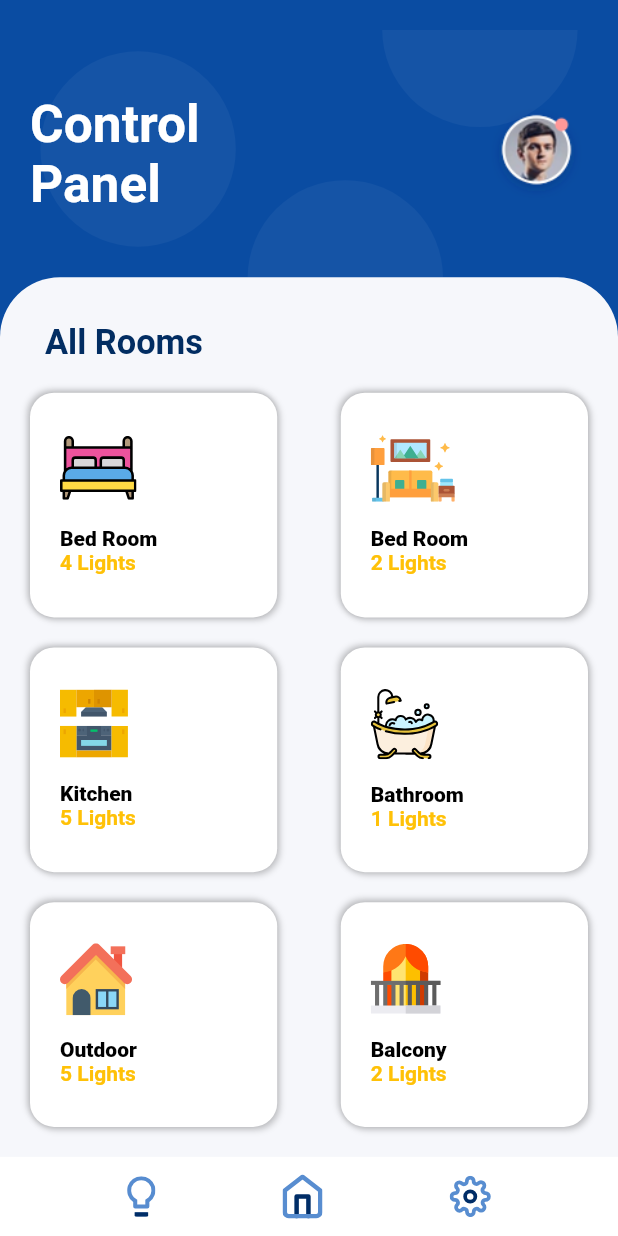
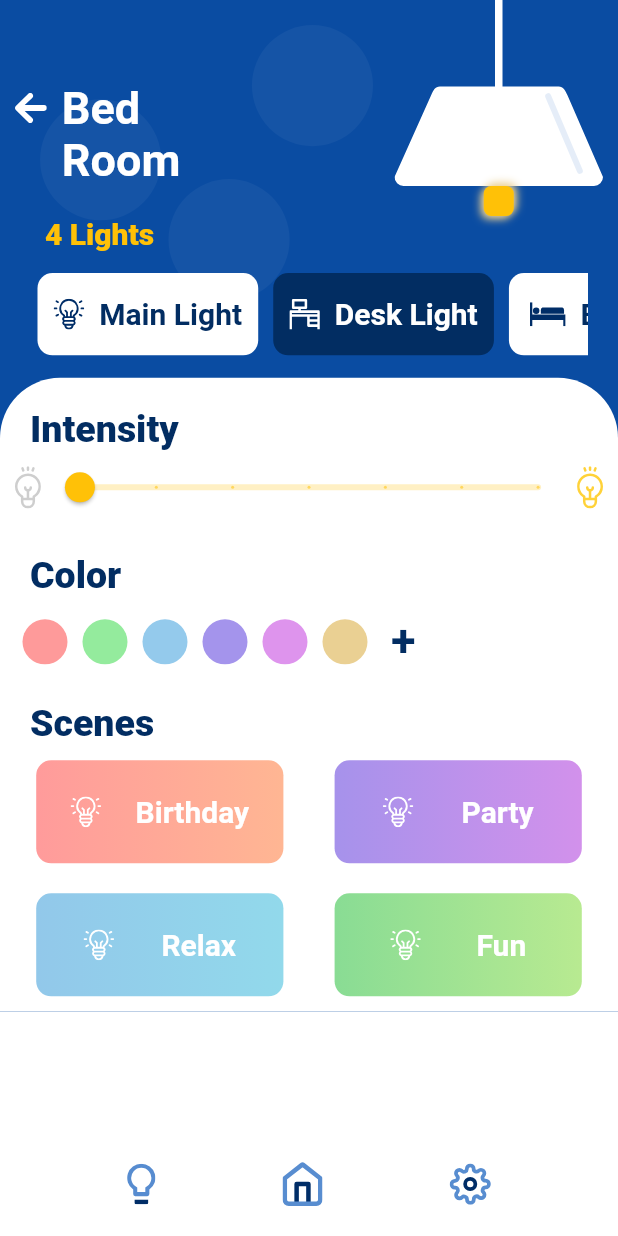
Before and after one commit to AdityaMotale/smart_light, a Flutter app: the screen it shows after launch, on a phone screen of 412 x 824 dp. Run offline on Flutter 3.47's test engine with Material 2 defaults, Android fonts, the phone set to English and light mode, and no system bars; our stand-ins replace flutter_svg, get.

Commit message:
lights page

```diff
--- a/lib/main.dart
+++ b/lib/main.dart
@@ -1,6 +1,6 @@
 import 'package:flutter/material.dart';
 import 'package:get/get.dart';
-import 'package:smart_light/views/homePage.dart';
+import 'package:smart_light/views/lightsPage.dart';
 
 void main() {
   runApp(MyApp());
@@ -13,7 +13,10 @@ class MyApp extends StatelessWidget {
     return GetMaterialApp(
       title: 'Smart Light',
       debugShowCheckedModeBanner: false,
-      home: HomePage(),
+      theme: ThemeData(
+        primarySwatch: Colors.amber,
+      ),
+      home: LightsPage(),
     );
   }
 }
--- /dev/null
+++ b/lib/views/lightsPage.dart
@@ -0,0 +1,333 @@
+import 'package:flutter/material.dart';
+import 'package:flutter_svg/svg.dart';
+import 'package:get/get.dart';
+import 'package:smart_light/views/widgets/colorPallete.dart';
+import 'package:smart_light/views/widgets/lightSwitches.dart';
+import 'package:smart_light/views/widgets/scenesCard.dart';
+
+class LightsPage extends StatefulWidget {
+  @override
+  _LightsPageState createState() => _LightsPageState();
+}
+
+class _LightsPageState extends State<LightsPage> {
+  double intensity = 0;
+  Color color = Color(0xffead093);
+  @override
+  Widget build(BuildContext context) {
+    return Scaffold(
+      backgroundColor: Color(0xFF0A4CA2),
+      body: Container(
+        child: Column(
+          mainAxisAlignment: MainAxisAlignment.start,
+          children: [
+            Container(
+              padding: const EdgeInsets.only(left: 10, right: 10),
+              child: Stack(
+                children: [
+                  Column(
+                    children: [
+                      Row(
+                        mainAxisAlignment: MainAxisAlignment.spaceBetween,
+                        children: [
+                          Row(
+                            children: [
+                              SvgPicture.asset(
+                                'assets/ionic-md-arrow-round-back.svg',
+                                height: 20,
+                              ),
+                              SizedBox(
+                                width: 10,
+                              ),
+                              Text(
+                                "\nBed\nRoom",
+                                style: TextStyle(
+                                    color: Colors.white,
+                                    fontWeight: FontWeight.w700,
+                                    fontSize: 30),
+                              )
+                            ],
+                          ),
+                          Column(
+                            mainAxisAlignment: MainAxisAlignment.start,
+                            children: [
+                              SvgPicture.asset(
+                                'assets/Group 38.svg',
+                              ),
+                              Container(
+                                height: 20,
+                                width: 20,
+                                decoration: BoxDecoration(
+                                    color: Colors.amber,
+                                    borderRadius: BorderRadius.circular(5),
+                                    boxShadow: [
+                                      BoxShadow(
+                                        color: color,
+                                        blurRadius: 4,
+                                        offset: Offset(-2, 2),
+                                      ),
+                                      BoxShadow(
+                                        color: color,
+                                        blurRadius: 4,
+                                        offset: Offset(2, -2),
+                                      ),
+                                    ]),
+                              )
+                            ],
+                          ),
+                        ],
+                      ),
+                      Container(
+                        padding: EdgeInsets.only(left: 20),
+                        alignment: Alignment.centerLeft,
+                        child: Text(
+                          "4 Lights",
+                          style: TextStyle(
+                            color: Colors.amber,
+                            fontWeight: FontWeight.w800,
+                            fontSize: 20,
+                          ),
+                        ),
+                      ),
+                      Container(
+                        padding: const EdgeInsets.all(5),
+                        margin: const EdgeInsets.all(5),
+                        height: Get.height / 11,
+                        child: ListView(
+                          scrollDirection: Axis.horizontal,
+                          children: [
+                            LightSwitches(
+                              img: 'assets/surface1.svg',
+                              textColor: Color(0xFF022D62),
+                              color: Colors.white,
+                              switchName: 'Main Light',
+                            ),
+                            LightSwitches(
+                              img: 'assets/furniture-and-household.svg',
+                              textColor: Colors.white,
+                              color: Color(0xFF022D62),
+                              switchName: 'Desk Light',
+                            ),
+                            LightSwitches(
+                              img: 'assets/bed (1).svg',
+                              textColor: Color(0xFF022D62),
+                              color: Colors.white,
+                              switchName: 'Bed Light',
+                            ),
+                          ],
+                        ),
+                      ),
+                    ],
+                  ),
+                  SvgPicture.asset(
+                    'assets/Circles.svg',
+                    height: Get.height / 3.8,
+                    fit: BoxFit.fitWidth,
+                  )
+                ],
+              ),
+            ),
+            Container(
+              decoration: BoxDecoration(
+                color: Colors.white,
+                borderRadius: BorderRadius.only(
+                  topLeft: Radius.circular(40),
+                  topRight: Radius.circular(40),
+                ),
+              ),
+              child: Column(
+                children: [
+                  Container(
+                    padding: const EdgeInsets.only(left: 20, top: 20),
+                    alignment: Alignment.centerLeft,
+                    child: Text(
+                      "Intensity",
+                      style: TextStyle(
+                        color: Color(0xFF022D62),
+                        fontSize: 25,
+                        fontWeight: FontWeight.w800,
+                      ),
+                    ),
+                  ),
+                  Container(
+                    padding: const EdgeInsets.only(
+                      left: 10,
+                      right: 10,
+                    ),
+                    child: Row(
+                      mainAxisAlignment: MainAxisAlignment.spaceEvenly,
+                      children: [
+                        SvgPicture.asset('assets/solution1.svg'),
+                        Expanded(
+                          child: Slider(
+                            value: intensity,
+                            onChanged: (newIntensity) {
+                              setState(() {
+                                intensity = newIntensity;
+                              });
+                            },
+                            divisions: 6,
+                          ),
+                        ),
+                        SvgPicture.asset('assets/solution.svg'),
+                      ],
+                    ),
+                  ),
+                  Container(
+                    padding: const EdgeInsets.only(left: 20, top: 20),
+                    alignment: Alignment.centerLeft,
+                    child: Text(
+                      "Color",
+                      style: TextStyle(
+                        color: Color(0xFF022D62),
+                        fontSize: 25,
+                        fontWeight: FontWeight.w800,
+                      ),
+                    ),
+                  ),
+                  Container(
+                    padding: EdgeInsets.only(left: 10, top: 10),
+                    child: Row(
+                      mainAxisAlignment: MainAxisAlignment.start,
+                      children: [
+                        ColorCircle(
+                          child: Text(""),
+                          color: Color(0xFFFE9A9A),
+                          onTap: () {
+                            setState(() {
+                              color = Color(0xFFFE9A9A);
+                            });
+                          },
+                        ),
+                        ColorCircle(
+                          child: Text(""),
+                          color: Color(0xFF94EB9D),
+                          onTap: () {
+                            setState(() {
+                              color = Color(0xFF94EB9D);
+                            });
+                          },
+                        ),
+                        ColorCircle(
+                          child: Text(""),
+                          color: Color(0xFF94CAEC),
+                          onTap: () {
+                            setState(() {
+                              color = Color(0xFF94CAEC);
+                            });
+                          },
+                        ),
+                        ColorCircle(
+                          child: Text(""),
+                          color: Color(0xFFA494EC),
+                          onTap: () {
+                            setState(() {
+                              color = Color(0xFFA494EC);
+                            });
+                          },
+                        ),
+                        ColorCircle(
+                          child: Text(""),
+                          color: Color(0xFFDE94ED),
+                          onTap: () {
+                            setState(() {
+                              color = Color(0xFFDE94ED);
+                            });
+                          },
+                        ),
+                        ColorCircle(
+                          child: Text(""),
+                          color: Color(0xFFEAD093),
+                          onTap: () {
+                            setState(() {
+                              color = Color(0xFFEAD093);
+                            });
+                          },
+                        ),
+                        ColorCircle(
+                          child: SvgPicture.asset(
+                            'assets/+.svg',
+                            color: Color(0xFF022D62),
+                          ),
+                          color: Colors.white,
+                          onTap: () {},
+                        ),
+                      ],
+                    ),
+                  ),
+                  Container(
+                    padding: const EdgeInsets.only(left: 20, top: 20),
+                    alignment: Alignment.centerLeft,
+                    child: Text(
+                      "Scenes",
+                      style: TextStyle(
+                        color: Color(0xFF022D62),
+                        fontSize: 25,
+                        fontWeight: FontWeight.w800,
+                      ),
+                    ),
+                  ),
+                  Column(
+                    children: [
+                      Row(
+                        mainAxisAlignment: MainAxisAlignment.spaceEvenly,
+                        children: [
+                          ScenesCard(
+                            sceneName: 'Birthday',
+                            initColor: Color(0xffff9b9b),
+                            finalColor: Color(0xffffb693),
+                          ),
+                          ScenesCard(
+                            sceneName: 'Party',
+                            initColor: Color(0xffa692eb),
+                            finalColor: Color(0xffd291eb),
+                          ),
+                        ],
+                      ),
+                      Row(
+                        mainAxisAlignment: MainAxisAlignment.spaceEvenly,
+                        children: [
+                          ScenesCard(
+                            sceneName: 'Relax',
+                            initColor: Color(0xff92c8ea),
+                            finalColor: Color(0xff92d9eb),
+                          ),
+                          ScenesCard(
+                            sceneName: 'Fun',
+                            initColor: Color(0xff89dc94),
+                            finalColor: Color(0xffb8ea91),
+                          ),
+                        ],
+                      ),
+                    ],
+                  ),
+                ],
+              ),
+            ),
+            Expanded(
+              child: Container(
+                padding: const EdgeInsets.only(bottom: 20),
+                alignment: Alignment.bottomCenter,
+                color: Colors.white,
+                child: Row(
+                  mainAxisAlignment: MainAxisAlignment.spaceEvenly,
+                  children: [
+                    Container(
+                      child: SvgPicture.asset('assets/bulb.svg'),
+                    ),
+                    Container(
+                      child: SvgPicture.asset('assets/feather-home.svg'),
+                    ),
+                    Container(
+                      child: SvgPicture.asset('assets/feather-settings.svg'),
+                    ),
+                  ],
+                ),
+              ),
+            ),
+          ],
+        ),
+      ),
+    );
+  }
+}
--- /dev/null
+++ b/lib/views/widgets/colorPallete.dart
@@ -0,0 +1,30 @@
+import 'package:flutter/material.dart';
+
+class ColorCircle extends StatelessWidget {
+  final Color color;
+  final Widget child;
+  final Function onTap;
+
+  ColorCircle({
+    required this.child,
+    required this.color,
+    required this.onTap,
+  });
+
+  @override
+  Widget build(BuildContext context) {
+    return GestureDetector(
+      onTap: () => onTap,
+      child: Container(
+        margin: const EdgeInsets.all(5),
+        width: 30,
+        height: 30,
+        decoration: BoxDecoration(
+          color: color,
+          borderRadius: BorderRadius.circular(16),
+        ),
+        child: child,
+      ),
+    );
+  }
+}
--- /dev/null
+++ b/lib/views/widgets/lightSwitches.dart
@@ -0,0 +1,42 @@
+import 'package:flutter/material.dart';
+import 'package:flutter_svg/flutter_svg.dart';
+import 'package:get/get.dart';
+
+class LightSwitches extends StatelessWidget {
+  final String img;
+  final String switchName;
+  final Color color;
+  final Color textColor;
+
+  LightSwitches({
+    required this.img,
+    required this.color,
+    required this.switchName,
+    required this.textColor,
+  });
+
+  @override
+  Widget build(BuildContext context) {
+    return Container(
+      margin: const EdgeInsets.all(5),
+      decoration:
+          BoxDecoration(color: color, borderRadius: BorderRadius.circular(10)),
+      width: Get.width / 2.8,
+      height: Get.height / 11,
+      child: Row(
+        mainAxisAlignment: MainAxisAlignment.center,
+        children: [
+          SvgPicture.asset(img),
+          SizedBox(
+            width: 10,
+          ),
+          Text(
+            switchName,
+            style: TextStyle(
+                color: textColor, fontSize: 20, fontWeight: FontWeight.w600),
+          ),
+        ],
+      ),
+    );
+  }
+}
--- /dev/null
+++ b/lib/views/widgets/scenesCard.dart
@@ -0,0 +1,61 @@
+import 'package:flutter/material.dart';
+import 'package:flutter_svg/flutter_svg.dart';
+import 'package:get/get.dart';
+
+class ScenesCard extends StatelessWidget {
+  final String sceneName;
+  final Color initColor;
+  final Color finalColor;
+
+  ScenesCard({
+    required this.sceneName,
+    required this.initColor,
+    required this.finalColor,
+  });
+  @override
+  Widget build(BuildContext context) {
+    return Container(
+      margin: const EdgeInsets.all(10),
+      width: Get.width / 2.5,
+      height: Get.height / 12,
+      decoration: BoxDecoration(
+        borderRadius: BorderRadius.circular(10),
+        gradient: LinearGradient(
+          begin: Alignment.centerLeft,
+          end: Alignment.centerRight,
+          colors: [
+            initColor,
+            finalColor,
+          ],
+        ),
+      ),
+      child: Row(
+        mainAxisAlignment: MainAxisAlignment.start,
+        // crossAxisAlignment: CrossAxisAlignment.start,
+        children: [
+          Expanded(
+            child: Container(),
+          ),
+          SvgPicture.asset(
+            'assets/surface1.svg',
+            color: Colors.white,
+          ),
+          Expanded(
+            child: Container(),
+          ),
+          Text(
+            sceneName,
+            style: TextStyle(
+              color: Colors.white,
+              fontSize: 20,
+              fontWeight: FontWeight.w600,
+            ),
+          ),
+          Expanded(
+            child: Container(),
+          ),
+        ],
+      ),
+    );
+  }
+}
```
Also changed, not shown: lib/views/customizationPage.dart (added, +236 -0 lines).
